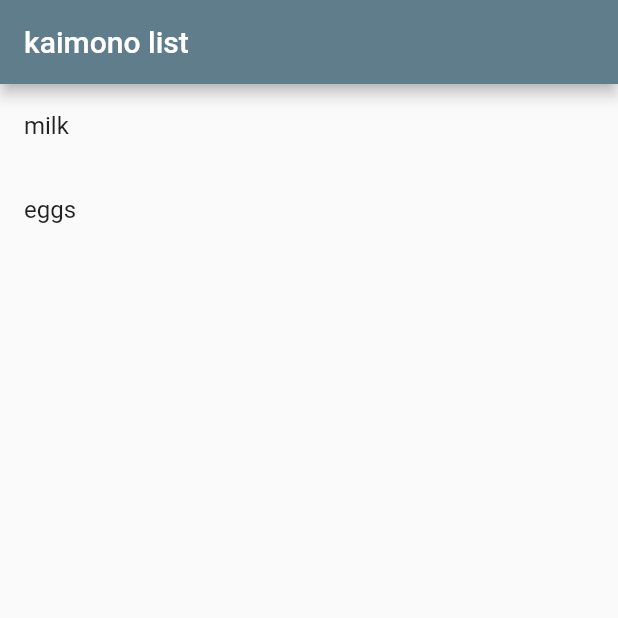
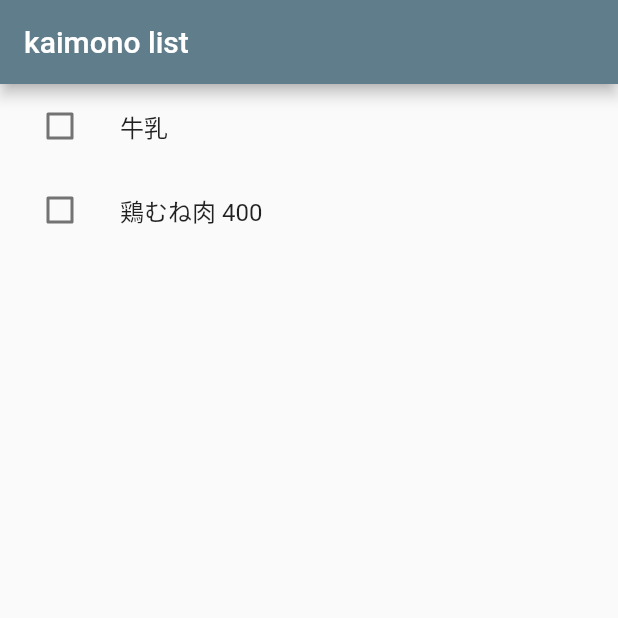
Before and after one commit to maiyama18/kaimono, a Flutter app: the screen it shows after launch, on a phone screen of 412 x 824 dp, the top half of it. Run offline on Flutter 3.47's test engine with Material 2 defaults, Android fonts, the phone set to English and light mode, and no system bars.

Commit message:
add toggling

```diff
--- a/lib/main.dart
+++ b/lib/main.dart
@@ -9,12 +9,13 @@ class KaimonoApp extends StatelessWidget {
   // This widget is the root of your application.
   @override
   Widget build(BuildContext context) {
-    return Provider(
+    return ChangeNotifierProvider(
       create: (context) => ShoppingList(),
       child: MaterialApp(
         title: 'kaimono',
         theme: ThemeData(
           primaryColor: Colors.blueGrey,
+          toggleableActiveColor: Colors.orange,
         ),
         home: ShoppingListScreen(),
       ),
--- a/lib/screens/shopping_list_screen.dart
+++ b/lib/screens/shopping_list_screen.dart
@@ -13,8 +13,21 @@ class ShoppingListScreen extends StatelessWidget {
         builder: (context, shoppingList, _) {
           return ListView.builder(
             itemBuilder: (context, i) {
+              final item = shoppingList.items[i];
               return ListTile(
-                title: Text(shoppingList.items[i].name),
+                leading: Checkbox(
+                  value: item.done,
+                  onChanged: (value) {
+                    shoppingList.toggle(i);
+                  },
+                  checkColor: Theme.of(context).toggleableActiveColor,
+                ),
+                title: Text(
+                  item.name,
+                  style: TextStyle(
+                    decoration: item.done ? TextDecoration.lineThrough : null,
+                  ),
+                ),
               );
             },
             itemCount: shoppingList.numItems,
--- a/lib/stores/shopping_list.dart
+++ b/lib/stores/shopping_list.dart
@@ -5,8 +5,8 @@ import 'package:kaimono/models/shopping_item.dart';
 
 class ShoppingList with ChangeNotifier {
   List<ShoppingItem> _items = [
-    ShoppingItem(name: 'milk'),
-    ShoppingItem(name: 'eggs'),
+    ShoppingItem(name: '牛乳'),
+    ShoppingItem(name: '鶏むね肉 400'),
   ];
 
   UnmodifiableListView<ShoppingItem> get items {
@@ -16,4 +16,9 @@ class ShoppingList with ChangeNotifier {
   int get numItems {
     return _items.length;
   }
+
+  void toggle(int i) {
+    _items[i].toggle();
+    notifyListeners();
+  }
 }
```
